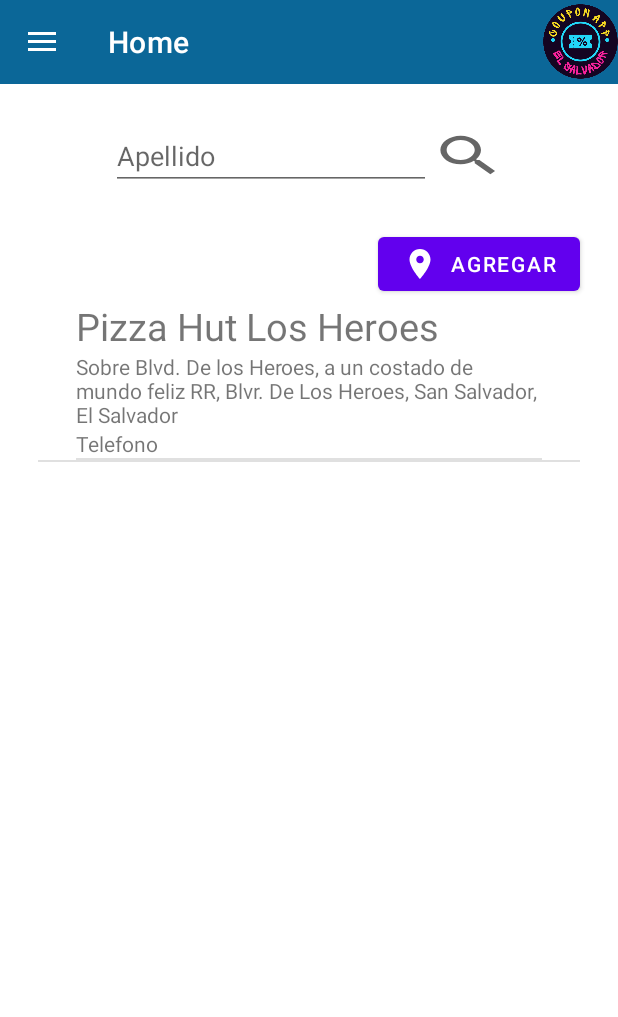
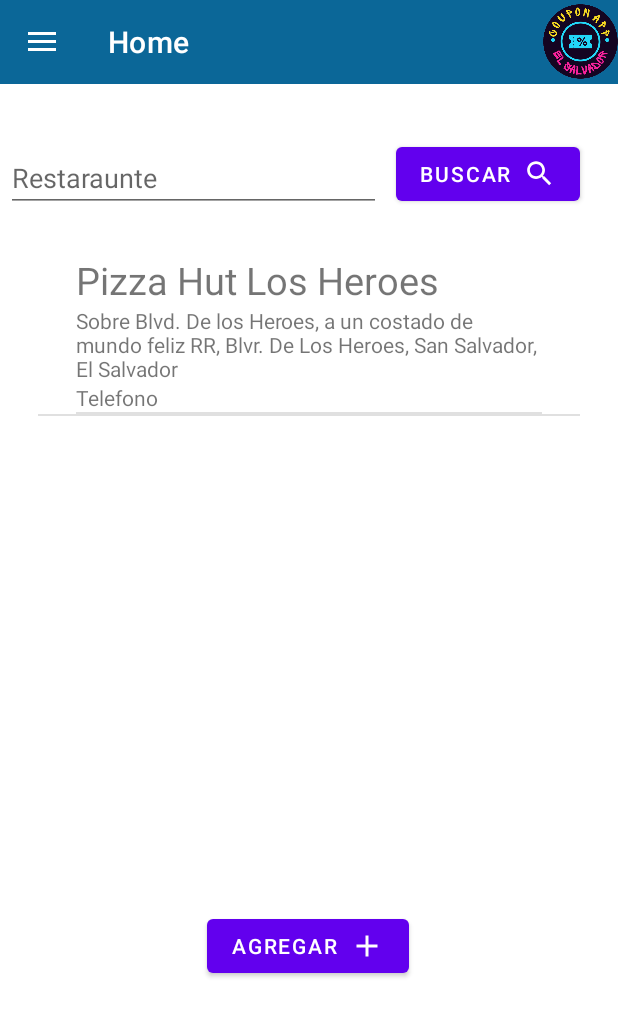
Before and after one commit to MisaelGG11/G10Proyecto02, an Android app: the fragment GestionarRestauranteFragment placed in its activity, on a phone screen of 412 x 824 dp. Shown: the top 1017 px of the screen. Run offline under Robolectric (Android 15) with nearby library versions, the light colour scheme and no system bars; our stand-ins replace Volley; libraries missing offline, so code that uses them is left out: javax.mail, javax.mail.internet; pictures from the network do not load; 1 statement that could not run was skipped.

```diff
--- a/app/src/main/java/com/example/cuponMeals/vistas/GestionarRestauranteFragment.java
+++ b/app/src/main/java/com/example/cuponMeals/vistas/GestionarRestauranteFragment.java
@@ -19,7 +19,7 @@
 import com.example.cuponMeals.adapter.RestauranteAdapter;
 
 public class GestionarRestauranteFragment extends Fragment {
-    private static final String PLACEHOLDER = "Apellido";
+    private static final String PLACEHOLDER = "Restaraunte";
     protected EditText buscarBar;
     protected ListView listView;
     protected String placeholder;
@@ -52,7 +52,7 @@
         view.findViewById(R.id.btn_buscar_crud).setOnClickListener(new View.OnClickListener() {
             @Override
             public void onClick(View view) {
-                Toast.makeText(getContext(),"Buscando...",Toast.LENGTH_SHORT).show();
+                Toast.makeText(getContext(),"Busqueda realizada",Toast.LENGTH_SHORT).show();
                 String targetItem=buscarBar.getText().toString();
                 adapter.filtrar(targetItem);
             }
--- a/app/src/main/java/com/example/cuponMeals/vistas/RestauranteFragment.java
+++ b/app/src/main/java/com/example/cuponMeals/vistas/RestauranteFragment.java
@@ -44,9 +44,9 @@
     private Button btn_buscar,guardar;
     private EditText edit_nombre;
     private EditText edit_direccion;
-//    private EditText edit_longitud;
-//    private EditText edit_latitud;
-//    private EditText edit_id_maps;
+    private EditText edit_longitud;
+    private EditText edit_latitud;
+    private EditText edit_id_maps;
     private EditText edit_telefono;
     private ImageView img_negocio;
 
--- /dev/null
+++ b/app/src/main/res/drawable/baseline_add_24.xml
@@ -0,0 +1,5 @@
+<vector android:height="24dp" android:tint="#FFFEFE"
+    android:viewportHeight="24" android:viewportWidth="24"
+    android:width="24dp" xmlns:android="http://schemas.android.com/apk/res/android">
+    <path android:fillColor="@android:color/white" android:pathData="M19,13h-6v6h-2v-6H5v-2h6V5h2v6h6v2z"/>
+</vector>
--- /dev/null
+++ b/app/src/main/res/drawable/baseline_search_24.xml
@@ -0,0 +1,5 @@
+<vector android:height="22dp" android:tint="#FFFEFE"
+    android:viewportHeight="24" android:viewportWidth="24"
+    android:width="22dp" xmlns:android="http://schemas.android.com/apk/res/android">
+    <path android:fillColor="@android:color/white" android:pathData="M15.5,14h-0.79l-0.28,-0.27C15.41,12.59 16,11.11 16,9.5 16,5.91 13.09,3 9.5,3S3,5.91 3,9.5 5.91,16 9.5,16c1.61,0 3.09,-0.59 4.23,-1.57l0.27,0.28v0.79l5,4.99L20.49,19l-4.99,-5zM9.5,14C7.01,14 5,11.99 5,9.5S7.01,5 9.5,5 14,7.01 14,9.5 11.99,14 9.5,14z"/>
+</vector>
--- a/app/src/main/res/drawable/ic_baseline_search.xml
+++ /dev/null
@@ -1,10 +0,0 @@
-<vector xmlns:android="http://schemas.android.com/apk/res/android"
-    android:width="24dp"
-    android:height="24dp"
-    android:viewportWidth="24"
-    android:viewportHeight="24"
-    android:tint="?attr/colorControlNormal">
-  <path
-      android:fillColor="@android:color/white"
-      android:pathData="M15.5,14h-0.79l-0.28,-0.27C15.41,12.59 16,11.11 16,9.5 16,5.91 13.09,3 9.5,3S3,5.91 3,9.5 5.91,16 9.5,16c1.61,0 3.09,-0.59 4.23,-1.57l0.27,0.28v0.79l5,4.99L20.49,19l-4.99,-5zM9.5,14C7.01,14 5,11.99 5,9.5S7.01,5 9.5,5 14,7.01 14,9.5 11.99,14 9.5,14z"/>
-</vector>
--- a/app/src/main/res/layout/fragment_crud.xml
+++ b/app/src/main/res/layout/fragment_crud.xml
@@ -40,7 +40,7 @@
                     android:layout_width="50dp"
                     android:layout_height="35dp"
                     android:backgroundTint="#4169E1"
-                    android:background="@drawable/ic_baseline_search" />
+                    android:background="@drawable/baseline_search_24" />
             </TableRow>
         </TableLayout>
     </LinearLayout>
--- a/app/src/main/res/layout/fragment_restaurante.xml
+++ b/app/src/main/res/layout/fragment_restaurante.xml
@@ -1,50 +1,55 @@
 <?xml version="1.0" encoding="utf-8"?>
-<LinearLayout xmlns:android="http://schemas.android.com/apk/res/android"
+<androidx.constraintlayout.widget.ConstraintLayout xmlns:android="http://schemas.android.com/apk/res/android"
+    xmlns:app="http://schemas.android.com/apk/res-auto"
+    xmlns:tools="http://schemas.android.com/tools"
     android:layout_width="match_parent"
-    android:layout_height="match_parent"
-    android:orientation="vertical"
-    android:gravity="end">
+    android:layout_height="match_parent">
 
-    <LinearLayout
+
+    <EditText
+        android:id="@+id/edit_text_crud"
+        android:layout_width="250dp"
+        android:layout_height="45dp"
+        android:layout_marginStart="4dp"
+        android:layout_marginTop="40dp"
+        android:ems="10"
+        android:inputType="textPersonName"
+        app:layout_constraintStart_toStartOf="parent"
+        app:layout_constraintTop_toTopOf="parent" />
+
+    <Button
+        android:id="@+id/btn_buscar_crud"
+        android:layout_width="wrap_content"
+        android:layout_height="wrap_content"
+        android:layout_marginTop="36dp"
+        android:layout_marginEnd="16dp"
+        android:drawableEnd="@drawable/baseline_search_24"
+        android:text="@string/buscar"
+        app:layout_constraintEnd_toEndOf="parent"
+        app:layout_constraintStart_toEndOf="@+id/edit_text_crud"
+        app:layout_constraintTop_toTopOf="parent" />
+
+    <ListView
+        android:id="@+id/list_view_crud"
         android:layout_width="match_parent"
-        android:layout_height="wrap_content"
-        android:gravity="center"
-        android:orientation="vertical"
-        android:padding="25dp">
+        android:layout_height="409dp"
+        android:layout_marginHorizontal="25dp"
+        android:layout_marginTop="28dp"
+        app:layout_constraintEnd_toEndOf="parent"
+        app:layout_constraintHorizontal_bias="0.32"
+        app:layout_constraintStart_toStartOf="parent"
+        app:layout_constraintTop_toBottomOf="@+id/edit_text_crud" />
 
-        <TableLayout
-            android:id="@+id/crud_botones_busqueda"
-            android:layout_width="match_parent"
-            android:layout_height="wrap_content"
-            android:orientation="horizontal">
-            <TableRow android:gravity="center">
-                <EditText
-                    android:id="@+id/edit_text_crud"
-                    android:layout_width="fill_parent"
-                    android:layout_height="wrap_content"
-                    android:ems="10"
-                    android:inputType="textPersonName" />
-                <ImageButton
-                    android:id="@+id/btn_buscar_crud"
-                    android:layout_width="50dp"
-                    android:layout_height="35dp"
-                    android:background="@drawable/ic_baseline_search" />
-            </TableRow>
-        </TableLayout>
-    </LinearLayout>
     <Button
         android:id="@+id/btn_nuevo_crud"
         android:layout_width="wrap_content"
         android:layout_height="wrap_content"
+        android:layout_marginTop="28dp"
+        android:drawableRight="@drawable/baseline_add_24"
         android:text="@string/btn_nuevo_crud"
-        android:drawableLeft="@drawable/ic_baseline_place_24"
-        android:layout_marginHorizontal="25dp"/>
-    <ListView
-        android:id="@+id/list_view_crud"
-        android:layout_width="match_parent"
-        android:layout_height="match_parent"
-        android:layout_marginHorizontal="25dp"
-        android:layout_marginBottom="50dp"/>
+        app:layout_constraintEnd_toEndOf="parent"
+        app:layout_constraintHorizontal_bias="0.498"
+        app:layout_constraintStart_toStartOf="parent"
+        app:layout_constraintTop_toBottomOf="@+id/list_view_crud" />
 
-
-</LinearLayout>
+</androidx.constraintlayout.widget.ConstraintLayout>
--- a/app/src/main/res/values/strings.xml
+++ b/app/src/main/res/values/strings.xml
@@ -1,6 +1,6 @@
 <resources>
     <string name="app_name">CuponMeals</string>
-    <string name="api_maps_key">AIzaSyDfzM6e_uHjNlq-_6rk6nM-PEYWHOnLE20</string>
+    <string name="api_maps_key">AIzaSyDZQd1IGNPiUYaWaoee0cBdIdRlj-npYzQ</string>
 
     <string name="hello_blank_fragment">Hello blank fragment</string>
     <string name="title_activity_navigation">navigation</string>
@@ -61,4 +61,5 @@
     <string name="hint_id_map">ID Google Maps</string>
     <string name="hint_telefono_negocio">Telefono</string>
     <string name="guardar">Guardar</string>
+    <string name="buscar">Buscar</string>
 </resources>
```
